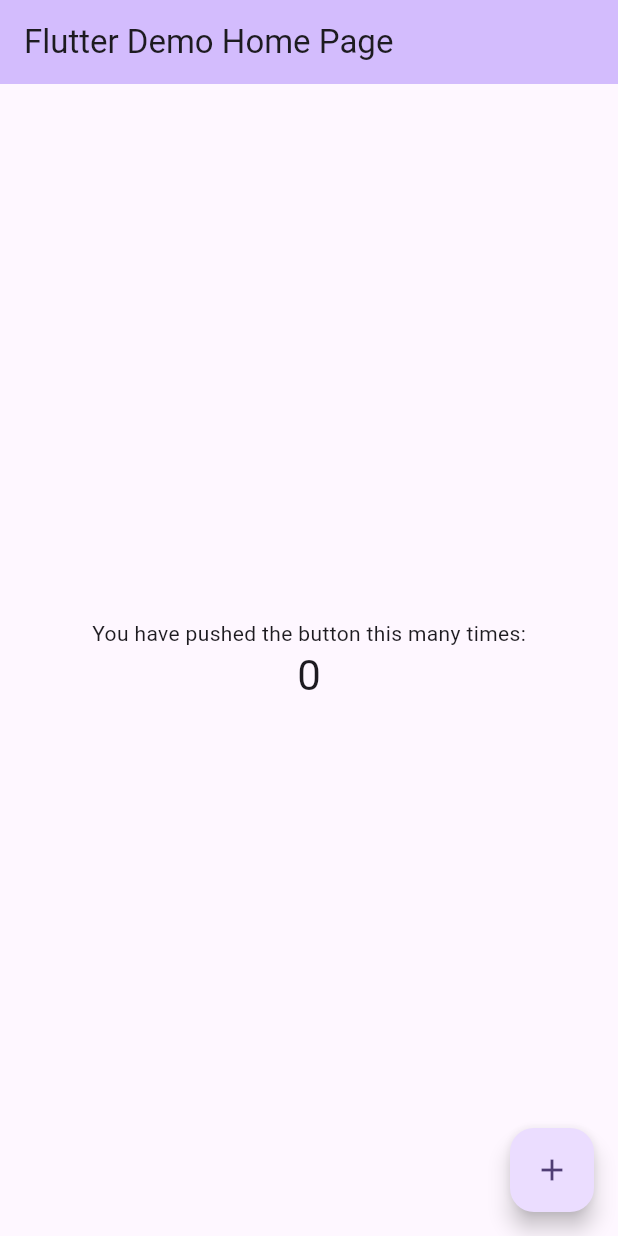
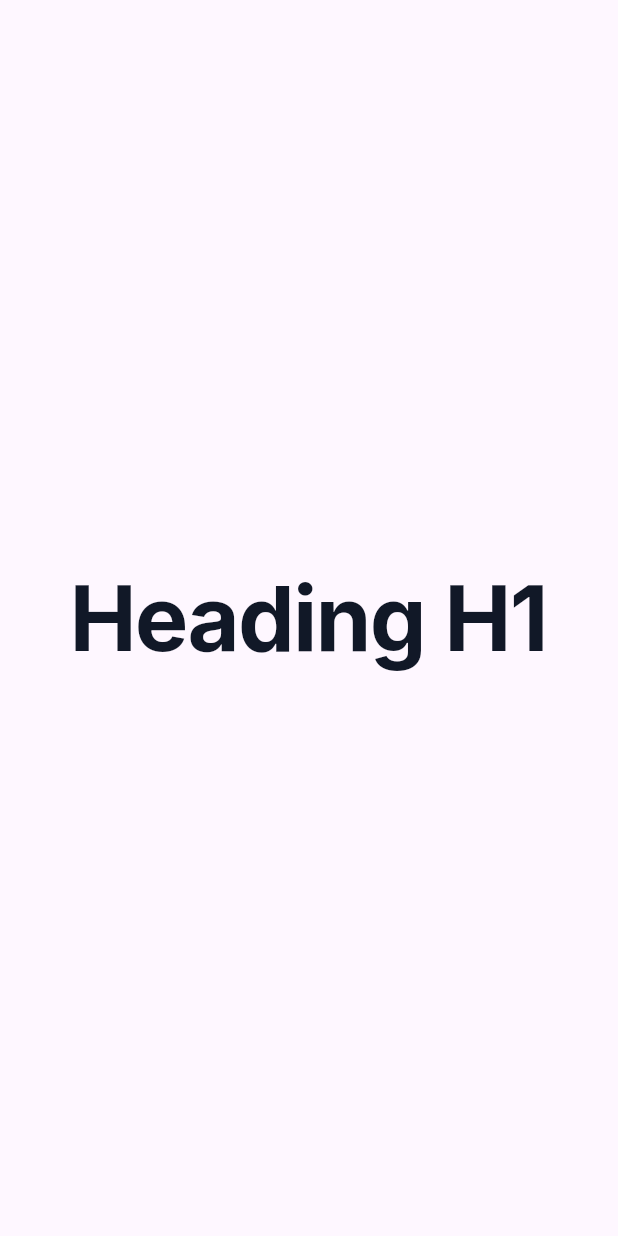
Before and after one commit to rakafajars/personal-portofolio, a Flutter app: the screen it shows after launch, on a phone screen of 412 x 824 dp. Run offline on Flutter 3.47's test engine with Material 2 defaults, Android fonts, the phone set to English and light mode, and no system bars; our stand-ins replace google_fonts.

Commit message:
add screen size dan style text

```diff
--- /dev/null
+++ b/lib/common/common_size.dart
@@ -0,0 +1,18 @@
+class CommonSize {
+  // Desktop >= 1024px
+  // Tablet => 768 & <= 1024
+  // Mobile < 768
+  int largeScreenSize = 1024;
+  int mediumScreenSize = 768;
+
+  double size60 = 60;
+  double size48 = 48;
+  double size38 = 38;
+  double size36 = 36;
+  double size30 = 30;
+  double size24 = 24;
+  double size20 = 20;
+  double size18 = 18;
+  double size16 = 16;
+  double size14 = 14;
+}
--- a/lib/common/style.dart
+++ b/lib/common/common_style.dart
@@ -1,7 +1,8 @@
 import 'package:flutter/material.dart';
+import 'package:google_fonts/google_fonts.dart';
+import 'package:portofolio/common/common_size.dart';
 
-class ShadowStyle {
-  /// TODO TAMHBAHKAN COLOR SHADOW
+class CommonShadow {
   List<BoxShadow> mdBoxShadow = [
     const BoxShadow(
       color: Color(0x0F000000),
@@ -42,7 +43,7 @@ class ShadowStyle {
   ];
 }
 
-class ColorsStyle {
+class CommonColor {
   Color grayLightDefault = const Color(0xffffffff);
   Color grayLight50 = const Color(0xfff9fafb);
   Color grayLight100 = const Color(0xfff3f4f6);
@@ -72,7 +73,32 @@ class ColorsStyle {
   Color emerald = const Color(0xff10b981);
 }
 
+class CommonStyle {
 
-class  TextStyle {
+  /// TODO COBA CEK KEMBALI LAGI, HARUSNYA SEPERTI APA FONT GLOBAL
+  // FontWeight weight700 = FontWeight.w700;
+  // FontWeight weight600 = FontWeight.w600;
+  // FontWeight weight500 = FontWeight.w500;
+  // FontWeight weight400 = FontWeight.w400;
 
+
+  /// TODO BAGAIMANA CARA MEMBUAT HEADING 1 BISA, KE WEB, MOBILE , TABLET DAN DESKTOP
+  /// DENGAN UKURAN YANG BERBEDA
+
+  /// HEADING Desktop 1
+  TextStyle heading1 = GoogleFonts.inter(
+    fontWeight: FontWeight.w700,
+    fontSize: CommonSize().size60,
+    letterSpacing: -1.20,
+    color: CommonColor().grayLight900,
+  );
+
+  TextStyle heading2 = GoogleFonts.inter(
+    fontWeight: FontWeight.w600,
+  );
+
+
+  TextStyle heading3 = GoogleFonts.inter(
+    fontWeight: FontWeight.w600,
+  );
 }
--- a/lib/common/screen_size.dart
+++ /dev/null
@@ -1,7 +0,0 @@
-class ScreenSize {
-  // Desktop >= 1024px
-  // Tablet => 768 & <= 1024
-  // Mobile < 768
-  int largeSize = 1024;
-  int mediumSize = 768;
-}
--- a/lib/main.dart
+++ b/lib/main.dart
@@ -1,4 +1,5 @@
 import 'package:flutter/material.dart';
+import 'package:portofolio/common/common_style.dart';
 
 void main() {
   runApp(const MyApp());
@@ -13,113 +14,26 @@ class MyApp extends StatelessWidget {
     return MaterialApp(
       title: 'Flutter Demo',
       theme: ThemeData(
-        // This is the theme of your application.
-        //
-        // TRY THIS: Try running your application with "flutter run". You'll see
-        // the application has a blue toolbar. Then, without quitting the app,
-        // try changing the seedColor in the colorScheme below to Colors.green
-        // and then invoke "hot reload" (save your changes or press the "hot
-        // reload" button in a Flutter-supported IDE, or press "r" if you used
-        // the command line to start the app).
-        //
-        // Notice that the counter didn't reset back to zero; the application
-        // state is not lost during the reload. To reset the state, use hot
-        // restart instead.
-        //
-        // This works for code too, not just values: Most code changes can be
-        // tested with just a hot reload.
         colorScheme: ColorScheme.fromSeed(seedColor: Colors.deepPurple),
         useMaterial3: true,
       ),
-      home: const MyHomePage(title: 'Flutter Demo Home Page'),
+      home: const MyHomePage(),
     );
   }
 }
 
-class MyHomePage extends StatefulWidget {
-  const MyHomePage({super.key, required this.title});
-
-  // This widget is the home page of your application. It is stateful, meaning
-  // that it has a State object (defined below) that contains fields that affect
-  // how it looks.
-
-  // This class is the configuration for the state. It holds the values (in this
-  // case the title) provided by the parent (in this case the App widget) and
-  // used by the build method of the State. Fields in a Widget subclass are
-  // always marked "final".
-
-  final String title;
-
-  @override
-  State<MyHomePage> createState() => _MyHomePageState();
-}
-
-class _MyHomePageState extends State<MyHomePage> {
-  int _counter = 0;
-
-  void _incrementCounter() {
-    setState(() {
-      // This call to setState tells the Flutter framework that something has
-      // changed in this State, which causes it to rerun the build method below
-      // so that the display can reflect the updated values. If we changed
-      // _counter without calling setState(), then the build method would not be
-      // called again, and so nothing would appear to happen.
-      _counter++;
-    });
-  }
+class MyHomePage extends StatelessWidget {
+  const MyHomePage({super.key});
 
   @override
   Widget build(BuildContext context) {
-    // This method is rerun every time setState is called, for instance as done
-    // by the _incrementCounter method above.
-    //
-    // The Flutter framework has been optimized to make rerunning build methods
-    // fast, so that you can just rebuild anything that needs updating rather
-    // than having to individually change instances of widgets.
     return Scaffold(
-      appBar: AppBar(
-        // TRY THIS: Try changing the color here to a specific color (to
-        // Colors.amber, perhaps?) and trigger a hot reload to see the AppBar
-        // change color while the other colors stay the same.
-        backgroundColor: Theme.of(context).colorScheme.inversePrimary,
-        // Here we take the value from the MyHomePage object that was created by
-        // the App.build method, and use it to set our appbar title.
-        title: Text(widget.title),
-      ),
       body: Center(
-        // Center is a layout widget. It takes a single child and positions it
-        // in the middle of the parent.
-        child: Column(
-          // Column is also a layout widget. It takes a list of children and
-          // arranges them vertically. By default, it sizes itself to fit its
-          // children horizontally, and tries to be as tall as its parent.
-          //
-          // Column has various properties to control how it sizes itself and
-          // how it positions its children. Here we use mainAxisAlignment to
-          // center the children vertically; the main axis here is the vertical
-          // axis because Columns are vertical (the cross axis would be
-          // horizontal).
-          //
-          // TRY THIS: Invoke "debug painting" (choose the "Toggle Debug Paint"
-          // action in the IDE, or press "p" in the console), to see the
-          // wireframe for each widget.
-          mainAxisAlignment: MainAxisAlignment.center,
-          children: <Widget>[
-            const Text(
-              'You have pushed the button this many times:',
-            ),
-            Text(
-              '$_counter',
-              style: Theme.of(context).textTheme.headlineMedium,
-            ),
-          ],
+        child: Text(
+          'Heading H1',
+          style: CommonStyle().heading1,
         ),
       ),
-      floatingActionButton: FloatingActionButton(
-        onPressed: _incrementCounter,
-        tooltip: 'Increment',
-        child: const Icon(Icons.add),
-      ), // This trailing comma makes auto-formatting nicer for build methods.
     );
   }
 }
--- a/pubspec.yaml
+++ b/pubspec.yaml
@@ -35,6 +35,7 @@ dependencies:
   # The following adds the Cupertino Icons font to your application.
   # Use with the CupertinoIcons class for iOS style icons.
   cupertino_icons: ^1.0.2
+  google_fonts: ^5.1.0
 
 dev_dependencies:
   flutter_test:
```
Also changed, not shown: pubspec.lock, 1 other file.
